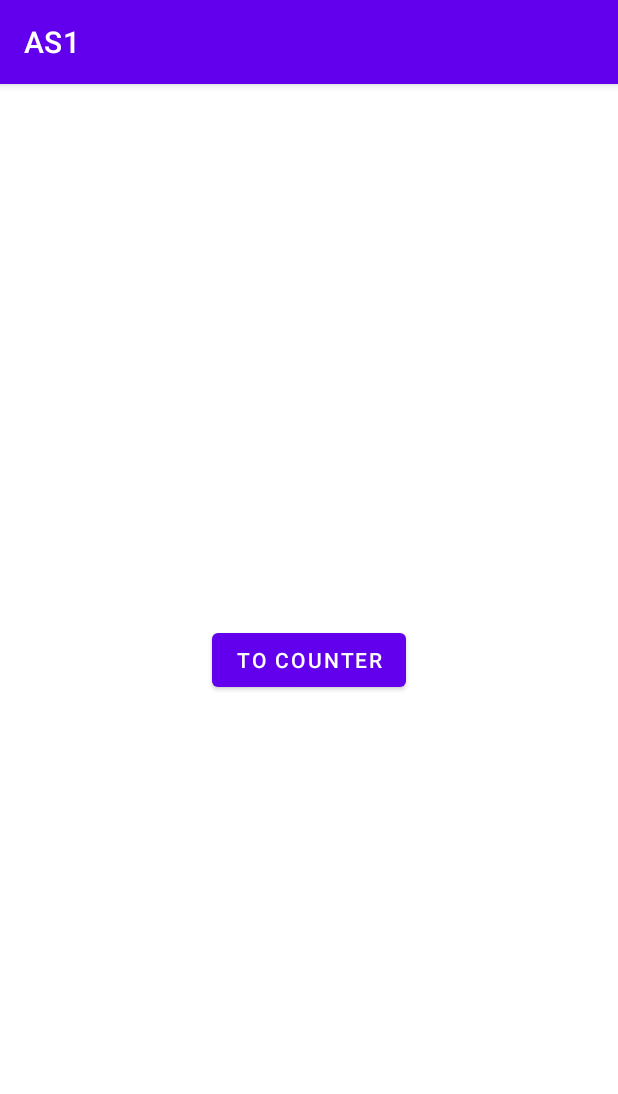
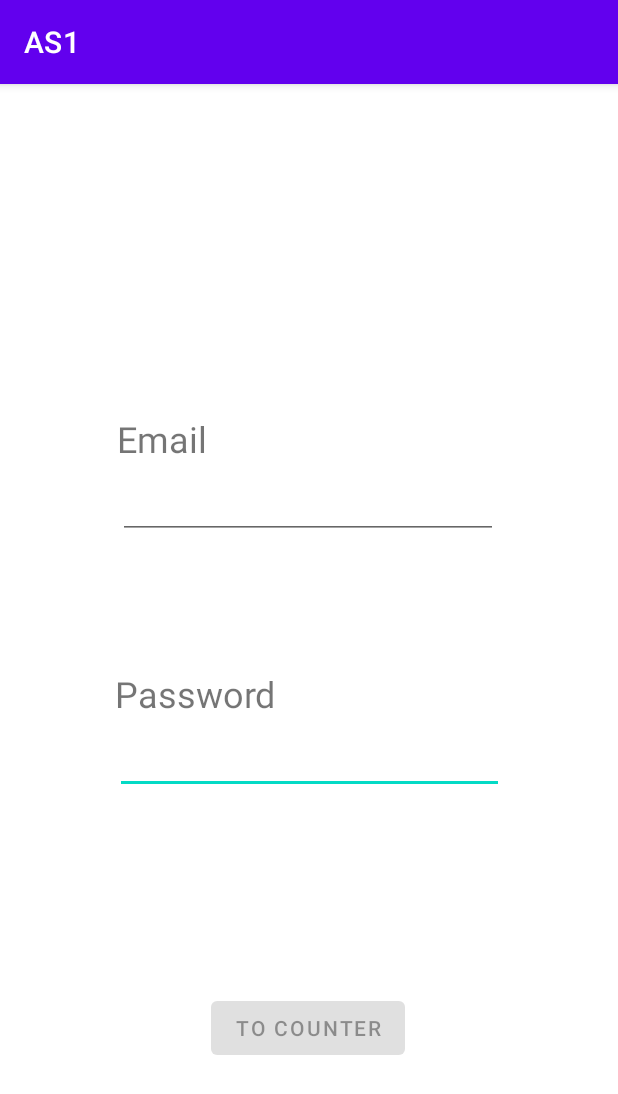
Before and after one commit to ethan-id/dinder, an Android app: the screen it shows after launch (MainActivity), on a phone screen of 412 x 824 dp. Shown: the top 1094 px of the screen. Run offline under Robolectric (Android 15) with nearby library versions, the phone set to English and light mode, and no system bars.

Commit message:
Experiment Two, Add 'Login Screen'

```diff
--- a/Experiments/ehancock/two_screen_counter/app/src/main/java/com/example/as1/CounterActivity.java
+++ b/Experiments/ehancock/two_screen_counter/app/src/main/java/com/example/as1/CounterActivity.java
@@ -11,6 +11,7 @@ import android.widget.TextView;
 public class CounterActivity extends AppCompatActivity {
 
     Button increaseBtn;
+    Button decreaseBtn;
     Button backBtn;
     TextView numberTxt;
 
@@ -22,10 +23,13 @@ public class CounterActivity extends AppCompatActivity {
         setContentView(R.layout.activity_counter);
 
         increaseBtn = findViewById(R.id.increaseBtn);
+        decreaseBtn = findViewById(R.id.decreaseBtn);
         backBtn = findViewById(R.id.backBtn);
         numberTxt = findViewById(R.id.number);
+        numberTxt.setText(String.valueOf(counter));
 
         increaseBtn.setOnClickListener(v -> numberTxt.setText(String.valueOf(++counter)));
+        decreaseBtn.setOnClickListener(v -> numberTxt.setText(String.valueOf(--counter)));
 
         backBtn.setOnClickListener(v -> {
             Intent intent = new Intent(CounterActivity.this, MainActivity.class);
--- a/Experiments/ehancock/two_screen_counter/app/src/main/java/com/example/as1/MainActivity.java
+++ b/Experiments/ehancock/two_screen_counter/app/src/main/java/com/example/as1/MainActivity.java
@@ -4,10 +4,17 @@ import androidx.appcompat.app.AppCompatActivity;
 
 import android.content.Intent;
 import android.os.Bundle;
+import android.text.Editable;
 import android.widget.Button;
+import android.widget.EditText;
+import android.text.TextWatcher;
 
 public class MainActivity extends AppCompatActivity {
     Button button;
+
+    EditText email;
+    EditText password;
+
 
     @Override
     protected void onCreate(Bundle savedInstanceState) {
@@ -15,6 +22,28 @@ public class MainActivity extends AppCompatActivity {
         setContentView(R.layout.activity_main);
 
         button = findViewById(R.id.toCounterBtn);
+        email = findViewById(R.id.editTextEmail);
+        password = findViewById(R.id.editTextPassword);
+
+        button.setEnabled(false);
+
+        // TextWatcher to observe changes in the EditText fields
+        TextWatcher textWatcher = new TextWatcher() {
+            @Override
+            public void beforeTextChanged(CharSequence s, int start, int count, int after) {}
+
+            @Override
+            public void onTextChanged(CharSequence s, int start, int before, int count) {}
+
+            @Override
+            public void afterTextChanged(Editable s) {
+                // Enable button only if both email and password have content
+                button.setEnabled(!email.getText().toString().trim().isEmpty() && !password.getText().toString().trim().isEmpty());
+            }
+        };
+
+        email.addTextChangedListener(textWatcher);
+        password.addTextChangedListener(textWatcher);
 
         button.setOnClickListener(v -> {
             Intent intent = new Intent(MainActivity.this, CounterActivity.class);
--- a/Experiments/ehancock/two_screen_counter/app/src/main/res/layout/activity_main.xml
+++ b/Experiments/ehancock/two_screen_counter/app/src/main/res/layout/activity_main.xml
@@ -4,16 +4,68 @@
     xmlns:tools="http://schemas.android.com/tools"
     android:layout_width="match_parent"
     android:layout_height="match_parent"
-    tools:context=".MainActivity">
+    tools:context=".MainActivity"
+    tools:layout_editor_absoluteX="-1dp"
+    tools:layout_editor_absoluteY="-71dp">
 
     <Button
         android:id="@+id/toCounterBtn"
         android:layout_width="wrap_content"
         android:layout_height="wrap_content"
-        android:text="To Counter"
+        android:text="@string/to_counter"
         app:layout_constraintBottom_toBottomOf="parent"
+        app:layout_constraintHorizontal_bias="0.498"
         app:layout_constraintLeft_toLeftOf="parent"
         app:layout_constraintRight_toRightOf="parent"
+        app:layout_constraintTop_toTopOf="parent"
+        app:layout_constraintVertical_bias="0.841" />
+
+    <EditText
+        android:id="@+id/editTextPassword"
+        android:layout_width="259dp"
+        android:layout_height="54dp"
+        android:layout_marginBottom="132dp"
+        android:ems="10"
+        android:inputType="textPassword"
+        app:layout_constraintBottom_toTopOf="@+id/toCounterBtn"
+        app:layout_constraintEnd_toEndOf="parent"
+        app:layout_constraintStart_toStartOf="parent" />
+
+    <EditText
+        android:id="@+id/editTextEmail"
+        android:layout_width="253dp"
+        android:layout_height="54dp"
+        android:ems="10"
+        android:inputType="textEmailAddress"
+        app:layout_constraintEnd_toEndOf="parent"
+        app:layout_constraintHorizontal_bias="0.496"
+        app:layout_constraintStart_toStartOf="parent"
+        app:layout_constraintTop_toBottomOf="@+id/emailLabel" />
+
+    <TextView
+        android:id="@+id/emailLabel"
+        android:layout_width="142dp"
+        android:layout_height="29dp"
+        android:layout_marginStart="78dp"
+        android:layout_marginTop="220dp"
+        android:labelFor="@id/editTextEmail"
+        android:text="@string/email"
+        android:textAlignment="textStart"
+        android:textSize="24sp"
+        app:layout_constraintBottom_toTopOf="@+id/editTextEmail"
+        app:layout_constraintStart_toStartOf="parent"
         app:layout_constraintTop_toTopOf="parent" />
 
+    <TextView
+        android:id="@+id/textView4"
+        android:layout_width="142dp"
+        android:layout_height="29dp"
+        android:labelFor="@id/editTextPassword"
+        android:text="@string/password"
+        android:textAlignment="textStart"
+        android:textIsSelectable="false"
+        android:textSize="24sp"
+        app:layout_constraintBottom_toTopOf="@+id/editTextPassword"
+        app:layout_constraintStart_toStartOf="@+id/editTextPassword" />
+
 </androidx.constraintlayout.widget.ConstraintLayout>
--- a/Experiments/ehancock/two_screen_counter/app/src/main/res/values/strings.xml
+++ b/Experiments/ehancock/two_screen_counter/app/src/main/res/values/strings.xml
@@ -1,3 +1,10 @@
 <resources>
     <string name="app_name">AS1</string>
+    <string name="dinder">Dinder</string>
+    <string name="to_counter">To Counter</string>
+    <string name="increase">Increase</string>
+    <string name="decrease">Decrease</string>
+    <string name="back_to_main">Back to Main</string>
+    <string name="password">Password</string>
+    <string name="email">Email</string>
 </resources>
```
Also changed, not shown: Experiments/ehancock/two_screen_counter/app/src/main/res/layout/activity_counter.xml (+22 -6 lines).
